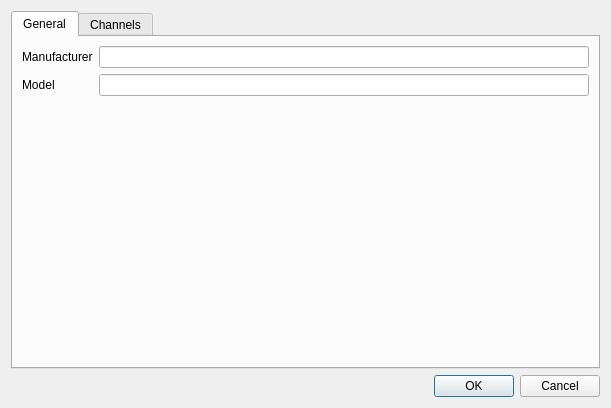
This is ui/src/inputprofileeditor.ui in mcallegari/qlcplus as Qt 5 draws it before an edit. The edited form follows.
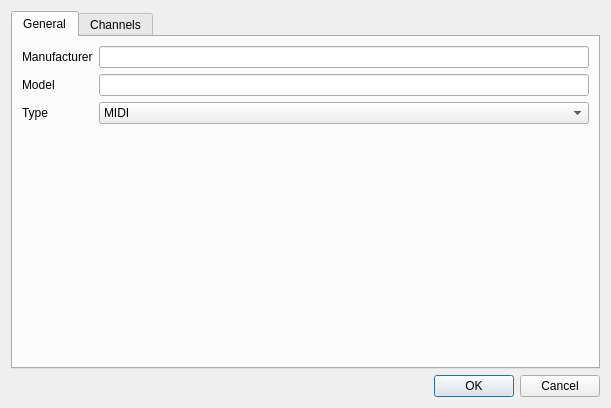
This is the edited form. Icons and pictures are not drawn.

Commit message:
Revert "UI: removed input profile type since it doesn't give any additional value"
This reverts commit 8c153b9ffeb386b6b0a7535201623ba726e23a5a.

The edit to the form file:
```diff
--- a/ui/src/inputprofileeditor.ui
+++ b/ui/src/inputprofileeditor.ui
@@ -45,7 +45,7 @@
          </property>
         </widget>
        </item>
-       <item row="2" column="1">
+       <item row="3" column="1">
         <spacer name="verticalSpacer_2">
          <property name="orientation">
           <enum>Qt::Vertical</enum>
@@ -72,6 +72,27 @@
          </property>
         </widget>
        </item>
+       <item row="2" column="0">
+        <widget class="QLabel" name="m_typeLabel">
+         <property name="text">
+          <string>Type</string>
+         </property>
+        </widget>
+       </item>
+       <item row="2" column="1">
+        <widget class="QComboBox" name="m_typeCombo">
+         <item>
+          <property name="text">
+           <string>MIDI</string>
+          </property>
+         </item>
+         <item>
+          <property name="text">
+           <string>OSC</string>
+          </property>
+         </item>
+        </widget>
+       </item>
       </layout>
      </widget>
      <widget class="QWidget" name="tab_2">
```
The commit also changes 3 other files.
